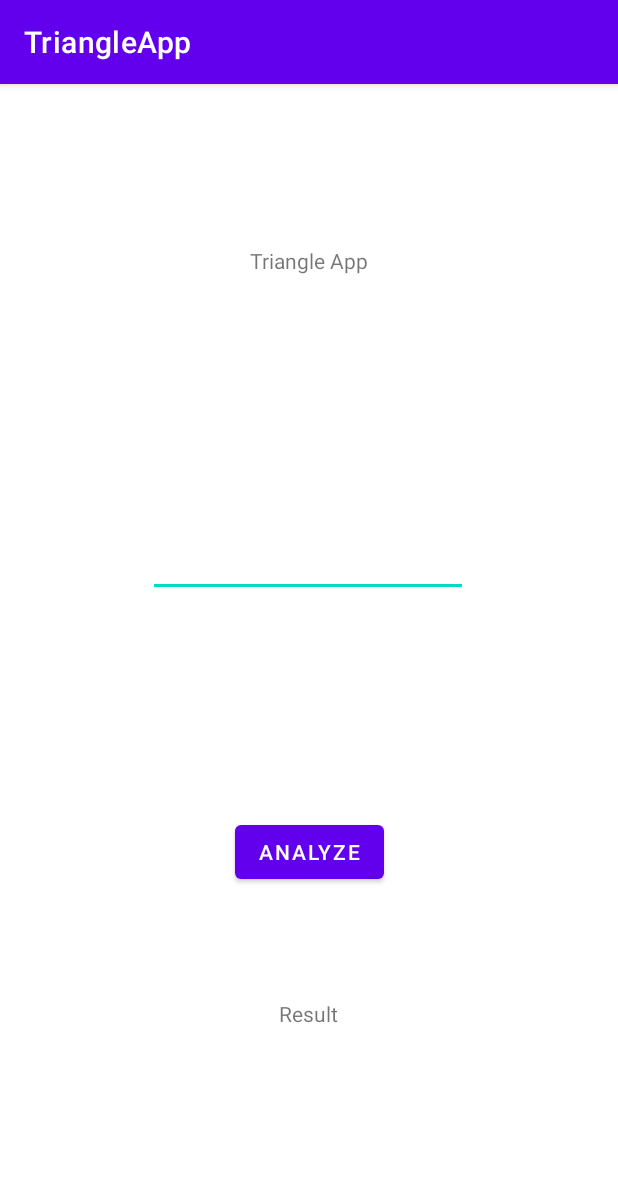
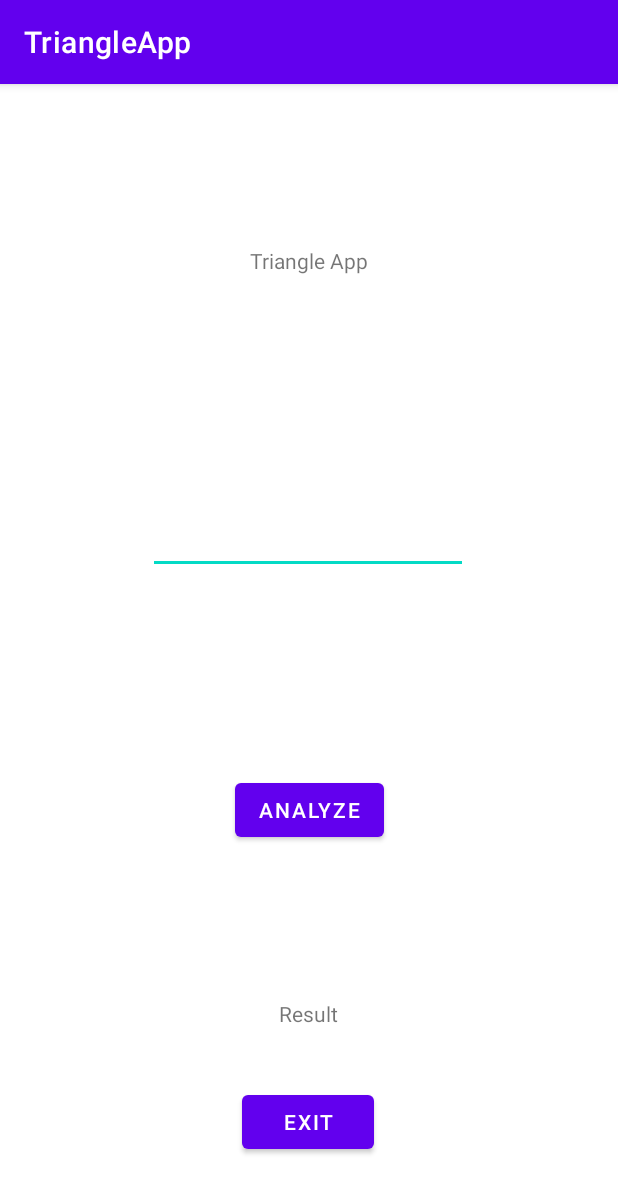
Before and after one commit to gvasquez11/TriangleApp, an Android app: the screen it shows after launch (MainActivity), after a tap on "ANALYZE", on a phone screen of 412 x 824 dp. Shown: the top 1193 px of the screen. Run offline under Robolectric (Android 15) with nearby library versions, the phone set to English and light mode, and no system bars.

Commit message:
User is now able to exit with button and zero

```diff
--- a/app/src/main/java/com/example/triangleapp/MainActivity.kt
+++ b/app/src/main/java/com/example/triangleapp/MainActivity.kt
@@ -1,11 +1,13 @@
 package com.example.triangleapp;
 
+import android.content.DialogInterface
 import androidx.appcompat.app.AppCompatActivity
 import android.os.Bundle
 import android.widget.Button
 import android.widget.EditText
 import android.widget.TextView
 import android.widget.Toast
+import androidx.appcompat.app.AlertDialog
 import java.lang.NumberFormatException
 
 class MainActivity : AppCompatActivity() {
@@ -14,10 +16,12 @@ class MainActivity : AppCompatActivity() {
         super.onCreate(savedInstanceState)
         setContentView(R.layout.activity_main);
 
+
         // Creation and initialization of Variables and values
         val inputValue = findViewById(R.id.UserInput) as EditText;
         val answer = findViewById(R.id.Result) as TextView;
         val analyzeAnswer = findViewById(R.id.AnalyzeButton) as Button;
+        val exitB = findViewById(R.id.button2) as Button;
         var UserInputString: String = " ";
         var UserInputArray = ArrayList<String>();
         var num1_1: Double = 1.0;
@@ -25,81 +29,101 @@ class MainActivity : AppCompatActivity() {
         var num3_3: Double = 1.0;
         var limits: Boolean = true;
         var OutputStr1: String = " ";
+        val builder = AlertDialog.Builder(this)
+        builder.setTitle("Exit Confirmation");
+        builder.setMessage("Are you sure you want to exit?");
+        builder.setPositiveButton("Yes", { dialogInterface: DialogInterface, i: Int -> finish()})
+        builder.setNegativeButton("No", { dialogInterface: DialogInterface, i: Int -> })
 
-        analyzeAnswer.setOnClickListener{
+        exitB.setOnClickListener{
+            builder.show()
+        }
 
+        analyzeAnswer.setOnClickListener {
 
-            try
-            {
+            if (inputValue.text.toString() == "0") {
+                builder.show()
+            } else {
+                try {
                     UserInputString = inputValue.text.toString();
                     UserInputArray = UserInputString.split(',') as ArrayList<String>;
 
-            }
-            catch (e: ClassCastException)
-            {
-                Toast.makeText(applicationContext, "Invalid input detected, must enter 3 numbers separated by comma.  Example: 15, 23, 27", Toast.LENGTH_LONG).show();
+                } catch (e: ClassCastException) {
+                    Toast.makeText(
+                        applicationContext,
+                        "Invalid input detected, must enter 3 numbers separated by comma.  Example: 15, 23, 27",
+                        Toast.LENGTH_LONG
+                    ).show();
                 }
 
 
-            try
-            {
-                if(UserInputArray.size > 3)
-                {
-                    Toast.makeText(applicationContext, "More than 3 sides detected.  Must enter 3 numbers separated by comma.  Example: 15, 23, 27", Toast.LENGTH_LONG).show();
-                }
-                else {
+                try {
+                    if (UserInputArray.size > 3) {
+                        Toast.makeText(
+                            applicationContext,
+                            "More than 3 sides detected.  Must enter 3 numbers separated by comma.  Example: 15, 23, 27",
+                            Toast.LENGTH_LONG
+                        ).show();
+                    } else {
                         num1_1 = UserInputArray[0].toDouble();
                         num2_2 = UserInputArray[1].toDouble();
                         num3_3 = UserInputArray[2].toDouble();
                         limits = inLimits(UserInputArray);
-                    OutputStr1 = "[" + UserInputArray[0].trim() +", " + UserInputArray[1].trim()+ ", "+ UserInputArray[2].trim() + "] = ";
-                    if(limits){
+                        OutputStr1 =
+                            "[" + UserInputArray[0].trim() + ", " + UserInputArray[1].trim() + ", " + UserInputArray[2].trim() + "] = ";
+                        if (limits) {
                             if ((num1_1 + num2_2 < num3_3) ||
                                 (num1_1 + num3_3 < num2_2) ||
-                                (num2_2 + num3_3 < num1_1))
-                        {
-                            Toast.makeText(applicationContext, "The three values entered can't make a triangle due to the Triangle Inequality Theorem", Toast.LENGTH_LONG).show();
+                                (num2_2 + num3_3 < num1_1)
+                            ) {
+                                Toast.makeText(
+                                    applicationContext,
+                                    "The three values entered can't make a triangle due to the Triangle Inequality Theorem",
+                                    Toast.LENGTH_LONG
+                                ).show();
 
-                        }
-
-                        else if(num1_1 != num2_2 && num1_1 != num3_3 && num2_2 != num3_3)
-                        {
+                            } else if (num1_1 != num2_2 && num1_1 != num3_3 && num2_2 != num3_3) {
                                 answer.setText(OutputStr1 + "scalene")
-                        }
-                        else if(((num1_1 == num2_2) || (num1_1 == num3_3) || (num2_2 == num3_3)) &&
-                            ((num1_1 != num2_2) || (num1_1 != num3_3) || (num2_2 != num3_3)))
-                        {
+                            } else if (((num1_1 == num2_2) || (num1_1 == num3_3) || (num2_2 == num3_3)) &&
+                                ((num1_1 != num2_2) || (num1_1 != num3_3) || (num2_2 != num3_3))
+                            ) {
                                 answer.setText(OutputStr1 + "isosceles")
-                        }
-                        else if ((num3_3 == num1_1) && (num3_3 == num2_2))
-                        {
+                            } else if ((num3_3 == num1_1) && (num3_3 == num2_2)) {
                                 answer.setText(OutputStr1 + "equilateral")
-                        }
-                        else
-                        {
+                            } else {
                                 answer.setText("If our logic is correct, this error is mathematically impossible to occur.")
                             }
                         }
                     }
+                } catch (e: IndexOutOfBoundsException) {
+                    if (UserInputArray.size == 1 && UserInputArray[0].toInt() == 0)
+                        finish()
+                    else if (UserInputArray.size < 3) {
+                        Toast.makeText(
+                            applicationContext,
+                            "Less than 3 sides detected.  Must enter 3 numbers separated by comma.  Example: 15, 23, 27",
+                            Toast.LENGTH_LONG
+                        ).show();
                     }
-            catch(e: IndexOutOfBoundsException)
-            {
-                if(UserInputArray.size < 3)
-                {
-                    Toast.makeText(applicationContext, "Less than 3 sides detected.  Must enter 3 numbers separated by comma.  Example: 15, 23, 27", Toast.LENGTH_LONG).show();
-                }
-            }
-            catch(e:NumberFormatException)
-            {
-                Toast.makeText(applicationContext, "Number Format Exception, multiple points or missing comma", Toast.LENGTH_LONG).show();
+                } catch (e: NumberFormatException) {
+                    Toast.makeText(
+                        applicationContext,
+                        "Number Format Exception, multiple points or missing comma",
+                        Toast.LENGTH_LONG
+                    ).show();
                 }
             }
         }
+    }
+
+
     fun inLimits (values: List<String>): Boolean {
 
         for (i in values.indices )
         {
-            if(values[i].toDouble() < 1.0){
+            if(values[i].toInt() == 0)
+                finish();
+            else if(values[i].toDouble() < 1.0){
                 Toast.makeText(applicationContext, "Value Out of Range, Must be greater or equal to 1.0", Toast.LENGTH_LONG).show();
                 return false;
                 break;
--- a/app/src/main/res/layout/activity_main.xml
+++ b/app/src/main/res/layout/activity_main.xml
@@ -20,7 +20,7 @@
         android:id="@+id/AnalyzeButton"
         android:layout_width="wrap_content"
         android:layout_height="wrap_content"
-        android:layout_marginBottom="64dp"
+        android:layout_marginBottom="92dp"
         android:text="Analyze"
         app:layout_constraintBottom_toTopOf="@+id/Result"
         app:layout_constraintEnd_toEndOf="parent"
@@ -30,10 +30,10 @@
         android:id="@+id/Result"
         android:layout_width="268dp"
         android:layout_height="40dp"
-        android:layout_marginBottom="128dp"
+        android:layout_marginBottom="28dp"
         android:gravity="center"
         android:text="Result"
-        app:layout_constraintBottom_toBottomOf="parent"
+        app:layout_constraintBottom_toTopOf="@+id/button2"
         app:layout_constraintEnd_toEndOf="parent"
         app:layout_constraintHorizontal_bias="0.496"
         app:layout_constraintStart_toStartOf="parent" />
@@ -42,10 +42,10 @@
         android:id="@+id/UserInput"
         android:layout_width="wrap_content"
         android:layout_height="wrap_content"
+        android:digits="0123456789,. "
         android:ems="10"
+        android:gravity="right"
         android:inputType="numberDecimal"
-        android:digits="0123456789,. "
-        android:gravity="right"
         android:text=""
         app:layout_constraintBottom_toTopOf="@+id/AnalyzeButton"
         app:layout_constraintEnd_toEndOf="parent"
@@ -54,4 +54,15 @@
         app:layout_constraintTop_toBottomOf="@+id/textView"
         app:layout_constraintVertical_bias="0.537" />
 
+    <Button
+        android:id="@+id/button2"
+        android:layout_width="wrap_content"
+        android:layout_height="wrap_content"
+        android:layout_marginBottom="52dp"
+        android:text="Exit"
+        app:layout_constraintBottom_toBottomOf="parent"
+        app:layout_constraintEnd_toEndOf="parent"
+        app:layout_constraintHorizontal_bias="0.498"
+        app:layout_constraintStart_toStartOf="parent" />
+
 </androidx.constraintlayout.widget.ConstraintLayout>
```
Lines whose indentation alone changed are shown as unchanged.
